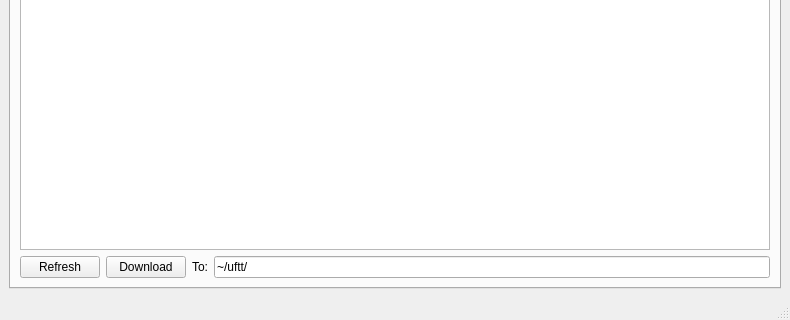
Qt form src/qt-gui/MainWindow.ui (MrHacky/uftt) before a commit; both pictures show x 0 to 790 and y 254 to 574 of the 790 by 574 pixel window.
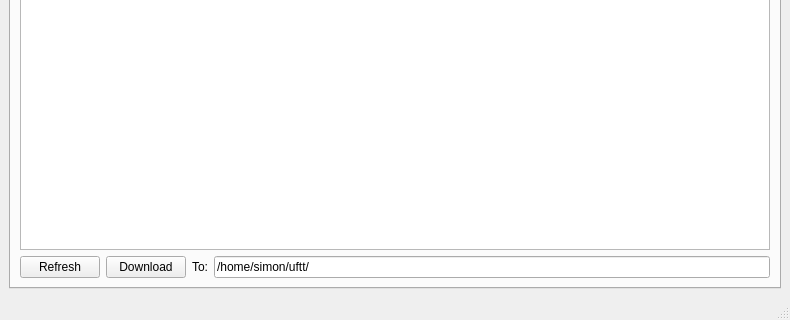
The same form after that commit. The open tabs and pages were chosen to show the change. Custom widgets are drawn as their Qt base class.

Commit message: Create dir structure on click of download button

```diff
--- a/src/qt-gui/MainWindow.ui
+++ b/src/qt-gui/MainWindow.ui
@@ -135,7 +135,7 @@
           <item>
            <widget class="QLineEdit" name="DownloadEdit" >
             <property name="text" >
-             <string>~/uftt/</string>
+             <string>/home/simon/uftt/</string>
             </property>
            </widget>
           </item>
```
The commit also changes 2 other files.
